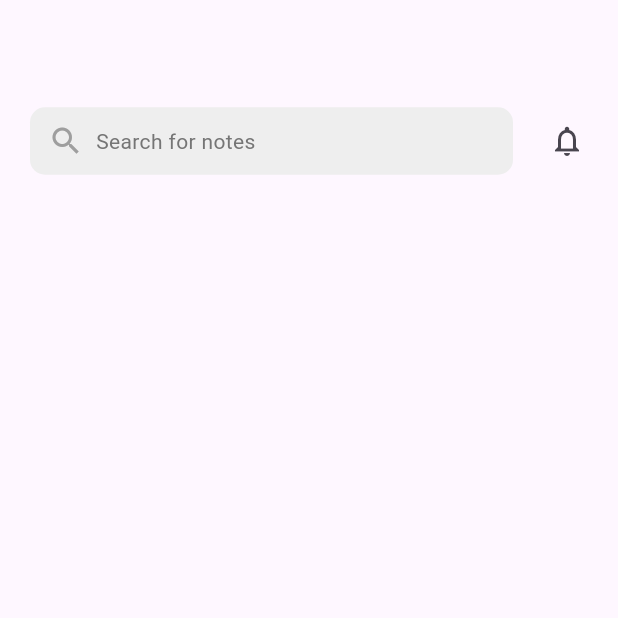
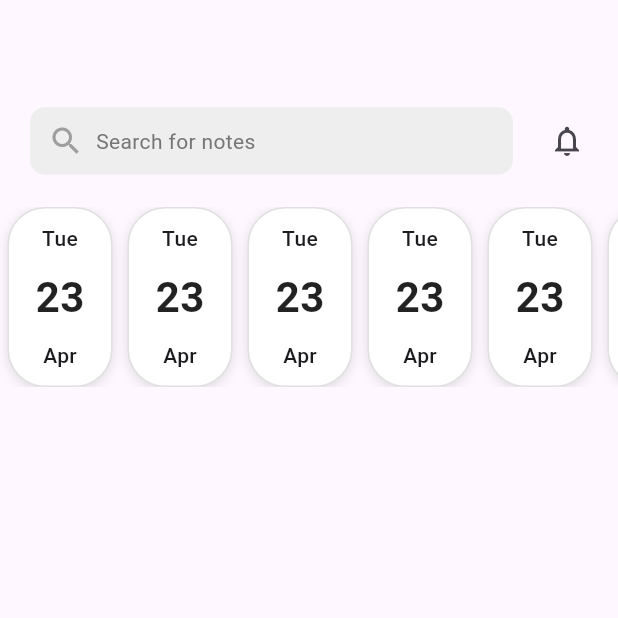
Before and after one commit to MustafaAmmarD/notes_app_project, a Flutter app: the screen it shows after launch, on a phone screen of 412 x 824 dp, the top half of it. Run offline on Flutter 3.47's test engine with Material 3 defaults, Android fonts, the phone set to English and light mode, and no system bars.

Commit message:
date box done

```diff
--- /dev/null
+++ b/lib/views/widgets/date_box.dart
@@ -0,0 +1,61 @@
+import 'package:flutter/material.dart';
+
+class DateBox extends StatelessWidget {
+  final String weekday;
+  final String day;
+  final String month;
+
+  const DateBox({
+    super.key,
+    required this.weekday,
+    required this.day,
+    required this.month,
+  });
+
+  @override
+  Widget build(BuildContext context) {
+    return Row(
+      children: [
+
+        Container(
+          width: 70,
+          padding: const EdgeInsets.symmetric(vertical: 10),
+          margin: EdgeInsets.symmetric(horizontal: 5),
+          decoration: BoxDecoration(
+            color: Colors.white,
+            borderRadius: BorderRadius.circular(25),
+            border: Border.all(color: Colors.grey.shade300),
+            boxShadow: [
+              BoxShadow(
+                color: Colors.black12,
+                blurRadius: 6,
+                offset: const Offset(0, 2),
+              ),
+            ],
+          ),
+          child: Column(
+            mainAxisAlignment: MainAxisAlignment.spaceBetween,
+            children: [
+              Text(
+                weekday,
+                style: const TextStyle(fontSize: 14, fontWeight: FontWeight.w500),
+              ),
+              Text(
+                day,
+                style: const TextStyle(
+                  fontSize: 28,
+                  fontWeight: FontWeight.bold,
+                  color: Colors.black87,
+                ),
+              ),
+              Text(
+                month,
+                style: const TextStyle(fontSize: 14, fontWeight: FontWeight.w500),
+              ),
+            ],
+          ),
+        ),
+      ],
+    );
+  }
+}
--- a/lib/views/widgets/notes_body.dart
+++ b/lib/views/widgets/notes_body.dart
@@ -1,4 +1,5 @@
 import 'package:flutter/material.dart';
+import 'package:notes_app_project/views/widgets/date_box.dart';
 import 'package:notes_app_project/views/widgets/search_box.dart';
 
 class NotesBody extends StatelessWidget {
@@ -27,7 +28,22 @@ class NotesBody extends StatelessWidget {
           ),
         ),
             ],
-          )
+          ),
+
+        SizedBox(height: 20,),
+
+        SizedBox(
+          height: 120,
+          child: ListView.builder(
+            scrollDirection: Axis.horizontal,
+            itemCount: 10,
+            itemBuilder:(context,index){
+            SizedBox(width: 15,);
+             return  DateBox(weekday: "Tue", day: "23", month: "Apr");
+            }
+          ),
+        ),
+
 
         ],
       ),
```
